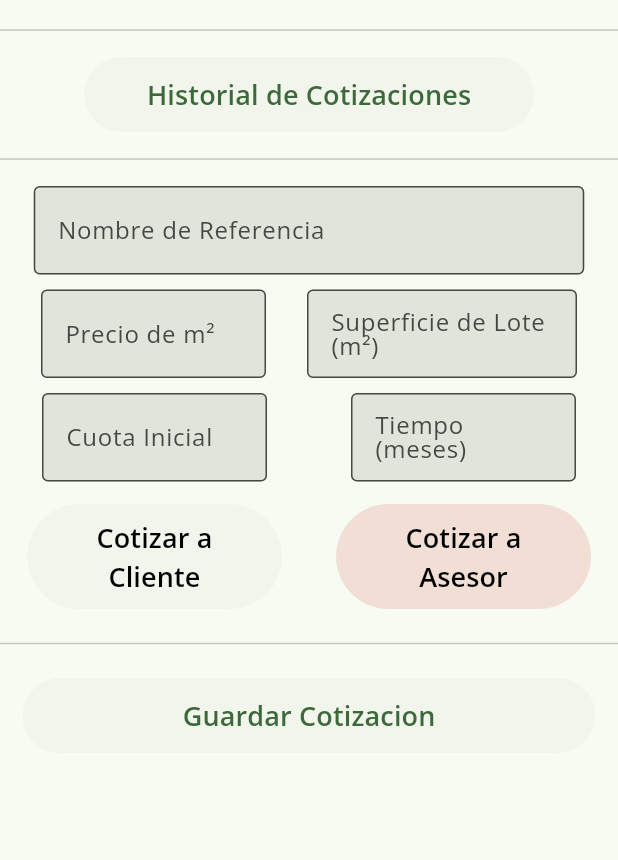
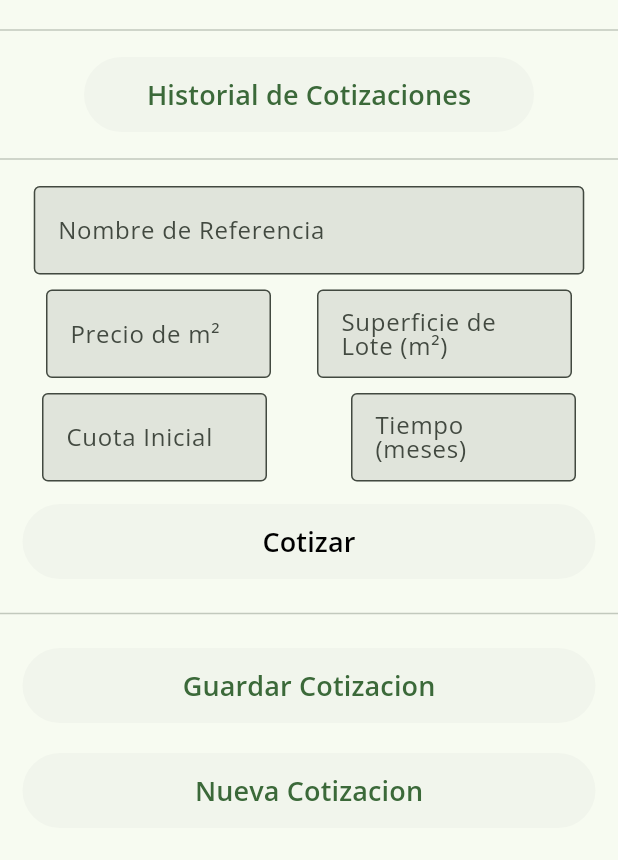
Before and after one commit to Jose20025/cotizador, a Flutter app: the screen it shows after launch, on a phone screen of 412 x 824 dp, the part 66-926 px from its top. Run offline on Flutter 3.47's test engine with Material 2 defaults, Android fonts, the phone set to English and light mode, and no system bars; our stand-ins replace shared_preferences.

Commit message:
Cotizacion solo para cliente y boton de nueva cotizacion

```diff
--- a/lib/views/home_page.dart
+++ b/lib/views/home_page.dart
@@ -2,8 +2,7 @@ import 'dart:convert';
 
 import '../custom/input_form.dart';
 import '../models/cotizacion.dart';
-import 'cotizacion_asesor_page.dart';
-import 'cotizacion_cliente_page.dart';
+import 'cotizacion_page.dart';
 import 'historial_page.dart';
 import 'package:flutter/material.dart';
 import 'package:shared_preferences/shared_preferences.dart';
@@ -94,24 +93,6 @@ class _HomePageState extends State<HomePage> {
     final cotizacionesJson = json.encode(cotizaciones);
 
     await prefs.setString('historial', cotizacionesJson);
-  }
-
-  void cotizarCliente(Cotizacion cotizacion) {
-    Navigator.push(
-      context,
-      MaterialPageRoute(
-        builder: (context) => CotizacionClientePage(cotizacion: cotizacion),
-      ),
-    );
-  }
-
-  void cotizarAsesor(Cotizacion cotizacion) {
-    Navigator.push(
-      context,
-      MaterialPageRoute(
-        builder: (context) => CotizacionAsesorPage(cotizacion: cotizacion),
-      ),
-    );
   }
 
   // Eliminar Historial
@@ -228,7 +209,7 @@ class _HomePageState extends State<HomePage> {
                     InputForm(
                       validate: true,
                       maxLength: 10,
-                      width: 180,
+                      width: 170,
                       label: 'Superficie de Lote (m²)',
                       type: TextInputType.number,
                       onSave: (value) {
@@ -263,16 +244,47 @@ class _HomePageState extends State<HomePage> {
                   ],
                 ),
                 const SizedBox(height: 15),
-                Row(
-                  mainAxisAlignment: MainAxisAlignment.spaceAround,
-                  children: [
-                    botonCotizarCliente(context),
-                    botonCotizarAsesor(context),
-                  ],
+                SizedBox(
+                  height: 50,
+                  width: MediaQuery.of(context).size.width - 30,
+                  child: ElevatedButton(
+                    style: const ButtonStyle(
+                        elevation: MaterialStatePropertyAll(8),
+                        shadowColor:
+                            MaterialStatePropertyAll(Colors.transparent)),
+                    onPressed: () {
+                      if (_formKey.currentState!.validate()) {
+                        _formKey.currentState!.save();
+                        FocusScope.of(context).unfocus();
+
+                        final cotizacion = crearCotizacion(precioMetroCuadrado!,
+                            superficie!, cuotaInicial, tiempo!, referencia!);
+
+                        Navigator.push(
+                          context,
+                          MaterialPageRoute(
+                            builder: (context) =>
+                                CotizacionPage(cotizacion: cotizacion),
+                          ),
+                        );
+                      }
+                    },
+                    child: Text('Cotizar',
+                        textAlign: TextAlign.center,
+                        style: TextStyle(
+                            fontSize: 18,
+                            fontWeight: FontWeight.bold,
+                            color:
+                                Theme.of(context).brightness == Brightness.dark
+                                    ? Colors.white
+                                    : Colors.black)),
+                  ),
                 ),
                 const SizedBox(height: 15),
                 const Divider(),
                 const SizedBox(height: 15),
+                Column(
+                  children: [
                     SizedBox(
                       width: MediaQuery.of(context).size.width - 30,
                       height: 50,
@@ -309,6 +321,29 @@ class _HomePageState extends State<HomePage> {
                           ),
                         ),
                       ),
+                    ),
+                    const SizedBox(height: 20),
+                    SizedBox(
+                      width: MediaQuery.of(context).size.width - 30,
+                      height: 50,
+                      child: ElevatedButton(
+                        onPressed: () {
+                          _formKey.currentState!.reset();
+                        },
+                        style: const ButtonStyle(
+                            elevation: MaterialStatePropertyAll(6),
+                            shadowColor:
+                                MaterialStatePropertyAll(Colors.transparent)),
+                        child: const Text(
+                          'Nueva Cotizacion',
+                          style: TextStyle(
+                            fontSize: 18,
+                            fontWeight: FontWeight.bold,
+                          ),
+                        ),
+                      ),
+                    ),
+                  ],
                 )
               ],
             ),
@@ -341,7 +376,7 @@ class _HomePageState extends State<HomePage> {
             ),
           ),
         ),
-        duration: Duration(seconds: 3),
+        duration: Duration(seconds: 2),
         backgroundColor: Colors.green,
         elevation: 0,
         padding: EdgeInsets.all(20),
@@ -349,70 +384,4 @@ class _HomePageState extends State<HomePage> {
       ),
     );
   }
-
-  SizedBox botonCotizarAsesor(BuildContext context) {
-    return SizedBox(
-      height: 70,
-      width: 170,
-      child: ElevatedButton(
-        style: const ButtonStyle(
-          elevation: MaterialStatePropertyAll(8),
-          surfaceTintColor: MaterialStatePropertyAll(Colors.red),
-          shadowColor: MaterialStatePropertyAll(Colors.transparent),
-        ),
-        onPressed: () {
-          if (_formKey.currentState!.validate()) {
-            _formKey.currentState!.save();
-            FocusScope.of(context).unfocus();
-
-            final cotizacion = crearCotizacion(precioMetroCuadrado!,
-                superficie!, cuotaInicial, tiempo!, referencia!);
-
-            cotizarAsesor(cotizacion);
 }
-        },
-        child: Text(
-          'Cotizar a \nAsesor',
-          style: TextStyle(
-              fontSize: 18,
-              fontWeight: FontWeight.bold,
-              color: Theme.of(context).brightness == Brightness.dark
-                  ? Colors.white
-                  : Colors.black),
-          textAlign: TextAlign.center,
-        ),
-      ),
-    );
-  }
-
-  SizedBox botonCotizarCliente(BuildContext context) {
-    return SizedBox(
-      height: 70,
-      width: 170,
-      child: ElevatedButton(
-        style: const ButtonStyle(
-            elevation: MaterialStatePropertyAll(8),
-            shadowColor: MaterialStatePropertyAll(Colors.transparent)),
-        onPressed: () {
-          if (_formKey.currentState!.validate()) {
-            _formKey.currentState!.save();
-            FocusScope.of(context).unfocus();
-
-            final cotizacion = crearCotizacion(precioMetroCuadrado!,
-                superficie!, cuotaInicial, tiempo!, referencia!);
-
-            cotizarCliente(cotizacion);
-          }
-        },
-        child: Text('Cotizar a Cliente',
-            textAlign: TextAlign.center,
-            style: TextStyle(
-                fontSize: 18,
-                fontWeight: FontWeight.bold,
-                color: Theme.of(context).brightness == Brightness.dark
-                    ? Colors.white
-                    : Colors.black)),
-      ),
-    );
-  }
-}
```
Also changed, not shown: lib/views/cotizacion_cliente_page.dart (deleted, +0 -65 lines), lib/views/cotizacion_page.dart (renamed from lib/views/cotizacion_asesor_page.dart, +4 -15 lines). Lines whose indentation alone changed are shown as unchanged.
